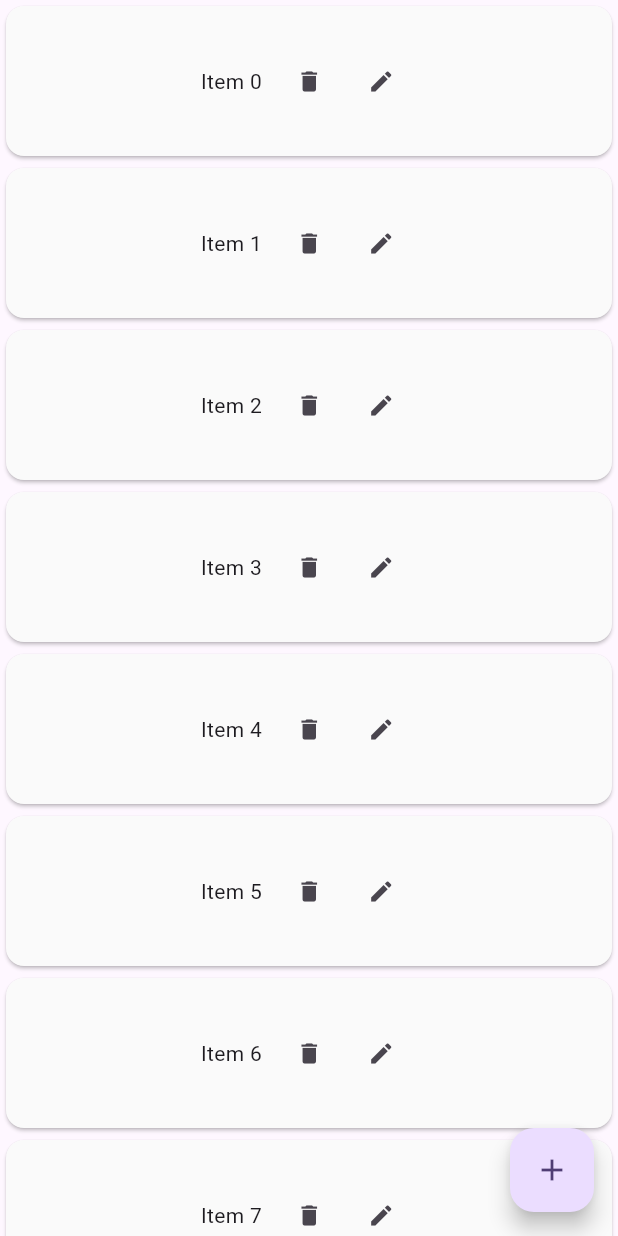
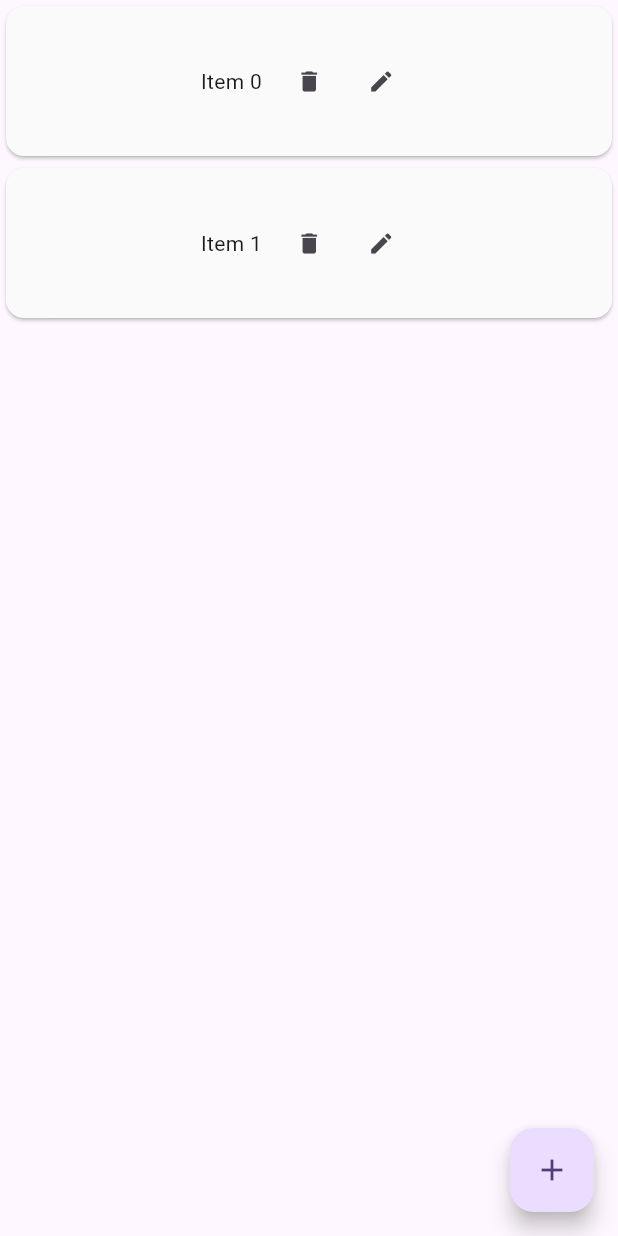
Before and after one commit to AlbertMcAvoy/flutter_todolist, a Flutter app: the screen it shows after launch, after a tap on the "add" icon, on a phone screen of 412 x 824 dp. Run offline on Flutter 3.47's test engine with Material 3 defaults, Android fonts, the light colour scheme and no system bars; our stand-ins replace get_it; missing offline and left inert: alfred, corsac_jwt.

Commit message:
[ADD] bouton d'ajout de tache

```diff
--- a/front_todo/lib/main.dart
+++ b/front_todo/lib/main.dart
@@ -1,6 +1,50 @@
 import 'package:flutter/material.dart';
+import 'package:http/http.dart' as http;
 
 void main() => runApp(const SpacedItemsList());
+
+// Future<Todo> fetchTodo() async {
+//   final response = await http
+//       .get(Uri.parse('https://jsonplaceholder.typicode.com/Todos/1'));
+
+//   if (response.statusCode == 200) {
+//     // If the server did return a 200 OK response,
+//     // then parse the JSON.
+//     return Todo.fromJson(jsonDecode(response.body) as Map<String, dynamic>);
+//   } else {
+//     // If the server did not return a 200 OK response,
+//     // then throw an exception.
+//     throw Exception('Failed to load Todo');
+//   }
+// }
+
+// class Todo {
+//   final int userId;
+//   final int id;
+//   final String title;
+
+//   const Todo({
+//     required this.userId,
+//     required this.id,
+//     required this.title,
+//   });
+
+//   factory Todo.fromJson(Map<String, dynamic> json) {
+//     return switch (json) {
+//       {
+//         'userId': int userId,
+//         'id': int id,
+//         'title': String title,
+//       } =>
+//         Todo(
+//           userId: userId,
+//           id: id,
+//           title: title,
+//         ),
+//       _ => throw const FormatException('Failed to load Todo.'),
+//     };
+//   }
+// }
 
 class SpacedItemsList extends StatelessWidget {
   const SpacedItemsList({super.key});
@@ -10,7 +54,7 @@ class SpacedItemsList extends StatelessWidget {
     return MaterialApp(
       initialRoute: '/',
       routes: {
-        '/': (context) => HomeScreen(),
+        '/': (context) => Home(),
         '/edit': (context) => EditScreen(todo: ''),
       },
       title: 'Flutter Todo',
@@ -24,12 +68,18 @@ class SpacedItemsList extends StatelessWidget {
   }
 }
 
-class HomeScreen extends StatelessWidget {
-  const HomeScreen({Key? key}) : super(key: key);
+class Home extends StatefulWidget {
+  const Home({super.key});
+  @override
+  State<Home> createState() => HomeScreen();
+}
+
+class HomeScreen extends State<Home> {
+  // const HomeScreen({Key? key}) : super(key: key);
+    var items = 1;
 
   @override
   Widget build(BuildContext context) {
-    const items = 8;
 
     return Scaffold(
       body: LayoutBuilder(builder: (context, constraints) {
@@ -48,10 +98,15 @@ class HomeScreen extends StatelessWidget {
       }),
       floatingActionButton: FloatingActionButton(
         child: const Icon(Icons.add),
-        onPressed: () {},
+        onPressed: () {
+          items = items + 1;
+          print(items);
+          setState(() {});
+        },
       ),
     );
   }
+
 }
 
 class ItemWidget extends StatelessWidget {
@@ -77,6 +132,7 @@ class ItemWidget extends StatelessWidget {
     );
   }
 }
+
 
 class ButtonListe extends StatelessWidget {
   const ButtonListe({Key? key, required this.text}) : super(key: key);
```
